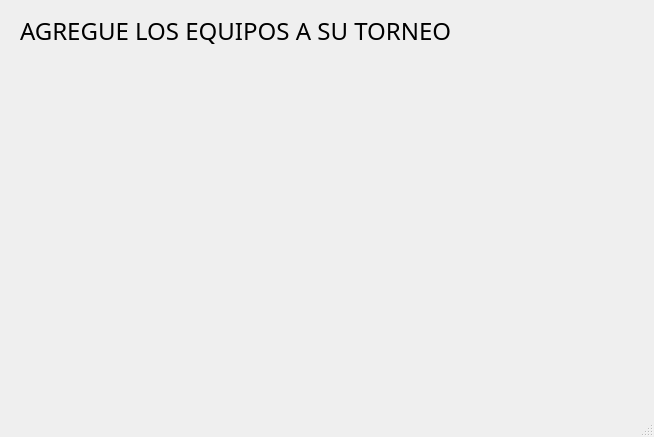
Old version of the form agregar_equipos.ui in the repository Gino-sys/Proyecto-Final-Programacion.
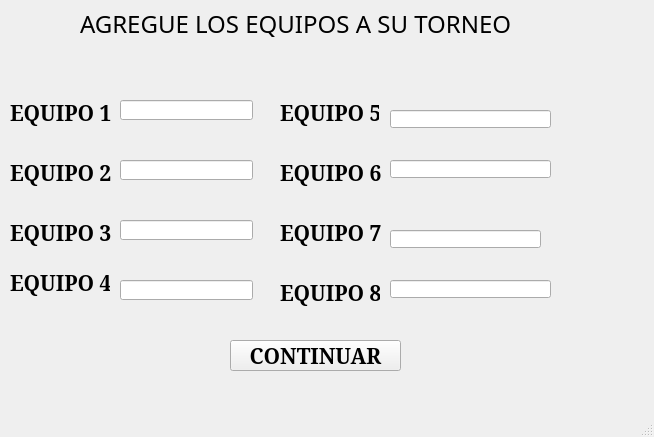
New version of the form.

```diff
--- a/agregar_equipos.ui
+++ b/agregar_equipos.ui
@@ -17,10 +17,10 @@
    <widget class="QLabel" name="label">
     <property name="geometry">
      <rect>
-      <x>20</x>
-      <y>0</y>
-      <width>501</width>
-      <height>61</height>
+      <x>80</x>
+      <y>10</y>
+      <width>491</width>
+      <height>27</height>
      </rect>
     </property>
     <property name="font">
@@ -33,6 +33,275 @@
      <string>AGREGUE LOS EQUIPOS A SU TORNEO</string>
     </property>
    </widget>
+   <widget class="QLabel" name="label_2">
+    <property name="geometry">
+     <rect>
+      <x>10</x>
+      <y>100</y>
+      <width>102</width>
+      <height>26</height>
+     </rect>
+    </property>
+    <property name="font">
+     <font>
+      <family>Constantia</family>
+      <pointsize>16</pointsize>
+      <weight>75</weight>
+      <bold>true</bold>
+     </font>
+    </property>
+    <property name="text">
+     <string>EQUIPO 1 </string>
+    </property>
+   </widget>
+   <widget class="QLineEdit" name="lineEdit">
+    <property name="geometry">
+     <rect>
+      <x>120</x>
+      <y>280</y>
+      <width>133</width>
+      <height>20</height>
+     </rect>
+    </property>
+   </widget>
+   <widget class="QLineEdit" name="lineEdit_2">
+    <property name="geometry">
+     <rect>
+      <x>120</x>
+      <y>220</y>
+      <width>133</width>
+      <height>20</height>
+     </rect>
+    </property>
+   </widget>
+   <widget class="QLabel" name="label_3">
+    <property name="geometry">
+     <rect>
+      <x>10</x>
+      <y>160</y>
+      <width>104</width>
+      <height>26</height>
+     </rect>
+    </property>
+    <property name="font">
+     <font>
+      <family>Constantia</family>
+      <pointsize>16</pointsize>
+      <weight>75</weight>
+      <bold>true</bold>
+     </font>
+    </property>
+    <property name="text">
+     <string>EQUIPO 2 </string>
+    </property>
+   </widget>
+   <widget class="QLineEdit" name="lineEdit_3">
+    <property name="geometry">
+     <rect>
+      <x>390</x>
+      <y>230</y>
+      <width>151</width>
+      <height>18</height>
+     </rect>
+    </property>
+   </widget>
+   <widget class="QLabel" name="label_4">
+    <property name="geometry">
+     <rect>
+      <x>280</x>
+      <y>220</y>
+      <width>104</width>
+      <height>26</height>
+     </rect>
+    </property>
+    <property name="font">
+     <font>
+      <family>Constantia</family>
+      <pointsize>16</pointsize>
+      <weight>75</weight>
+      <bold>true</bold>
+     </font>
+    </property>
+    <property name="text">
+     <string>EQUIPO 7 </string>
+    </property>
+   </widget>
+   <widget class="QLineEdit" name="lineEdit_4">
+    <property name="geometry">
+     <rect>
+      <x>120</x>
+      <y>160</y>
+      <width>133</width>
+      <height>20</height>
+     </rect>
+    </property>
+   </widget>
+   <widget class="QLabel" name="label_5">
+    <property name="geometry">
+     <rect>
+      <x>10</x>
+      <y>220</y>
+      <width>104</width>
+      <height>26</height>
+     </rect>
+    </property>
+    <property name="font">
+     <font>
+      <family>Constantia</family>
+      <pointsize>16</pointsize>
+      <weight>75</weight>
+      <bold>true</bold>
+     </font>
+    </property>
+    <property name="text">
+     <string>EQUIPO 3 </string>
+    </property>
+   </widget>
+   <widget class="QLineEdit" name="lineEdit_5">
+    <property name="geometry">
+     <rect>
+      <x>390</x>
+      <y>160</y>
+      <width>161</width>
+      <height>18</height>
+     </rect>
+    </property>
+   </widget>
+   <widget class="QLabel" name="label_6">
+    <property name="geometry">
+     <rect>
+      <x>280</x>
+      <y>100</y>
+      <width>99</width>
+      <height>26</height>
+     </rect>
+    </property>
+    <property name="font">
+     <font>
+      <family>Constantia</family>
+      <pointsize>16</pointsize>
+      <weight>75</weight>
+      <bold>true</bold>
+     </font>
+    </property>
+    <property name="text">
+     <string>EQUIPO 5</string>
+    </property>
+   </widget>
+   <widget class="QLineEdit" name="lineEdit_6">
+    <property name="geometry">
+     <rect>
+      <x>390</x>
+      <y>110</y>
+      <width>161</width>
+      <height>18</height>
+     </rect>
+    </property>
+   </widget>
+   <widget class="QLabel" name="label_7">
+    <property name="geometry">
+     <rect>
+      <x>280</x>
+      <y>160</y>
+      <width>101</width>
+      <height>26</height>
+     </rect>
+    </property>
+    <property name="font">
+     <font>
+      <family>Constantia</family>
+      <pointsize>16</pointsize>
+      <weight>75</weight>
+      <bold>true</bold>
+     </font>
+    </property>
+    <property name="text">
+     <string>EQUIPO 6</string>
+    </property>
+   </widget>
+   <widget class="QLineEdit" name="lineEdit_7">
+    <property name="geometry">
+     <rect>
+      <x>120</x>
+      <y>100</y>
+      <width>133</width>
+      <height>20</height>
+     </rect>
+    </property>
+   </widget>
+   <widget class="QLabel" name="label_8">
+    <property name="geometry">
+     <rect>
+      <x>10</x>
+      <y>270</y>
+      <width>100</width>
+      <height>26</height>
+     </rect>
+    </property>
+    <property name="font">
+     <font>
+      <family>Constantia</family>
+      <pointsize>16</pointsize>
+      <weight>75</weight>
+      <bold>true</bold>
+     </font>
+    </property>
+    <property name="text">
+     <string>EQUIPO 4</string>
+    </property>
+   </widget>
+   <widget class="QLineEdit" name="lineEdit_8">
+    <property name="geometry">
+     <rect>
+      <x>390</x>
+      <y>280</y>
+      <width>161</width>
+      <height>18</height>
+     </rect>
+    </property>
+   </widget>
+   <widget class="QLabel" name="label_9">
+    <property name="geometry">
+     <rect>
+      <x>280</x>
+      <y>280</y>
+      <width>100</width>
+      <height>26</height>
+     </rect>
+    </property>
+    <property name="font">
+     <font>
+      <family>Constantia</family>
+      <pointsize>16</pointsize>
+      <weight>75</weight>
+      <bold>true</bold>
+     </font>
+    </property>
+    <property name="text">
+     <string>EQUIPO 8</string>
+    </property>
+   </widget>
+   <widget class="QPushButton" name="pushButton">
+    <property name="geometry">
+     <rect>
+      <x>230</x>
+      <y>340</y>
+      <width>171</width>
+      <height>31</height>
+     </rect>
+    </property>
+    <property name="font">
+     <font>
+      <family>Constantia</family>
+      <pointsize>16</pointsize>
+      <weight>75</weight>
+      <bold>true</bold>
+     </font>
+    </property>
+    <property name="text">
+     <string>CONTINUAR</string>
+    </property>
+   </widget>
   </widget>
   <widget class="QMenuBar" name="menubar">
    <property name="geometry">
```
